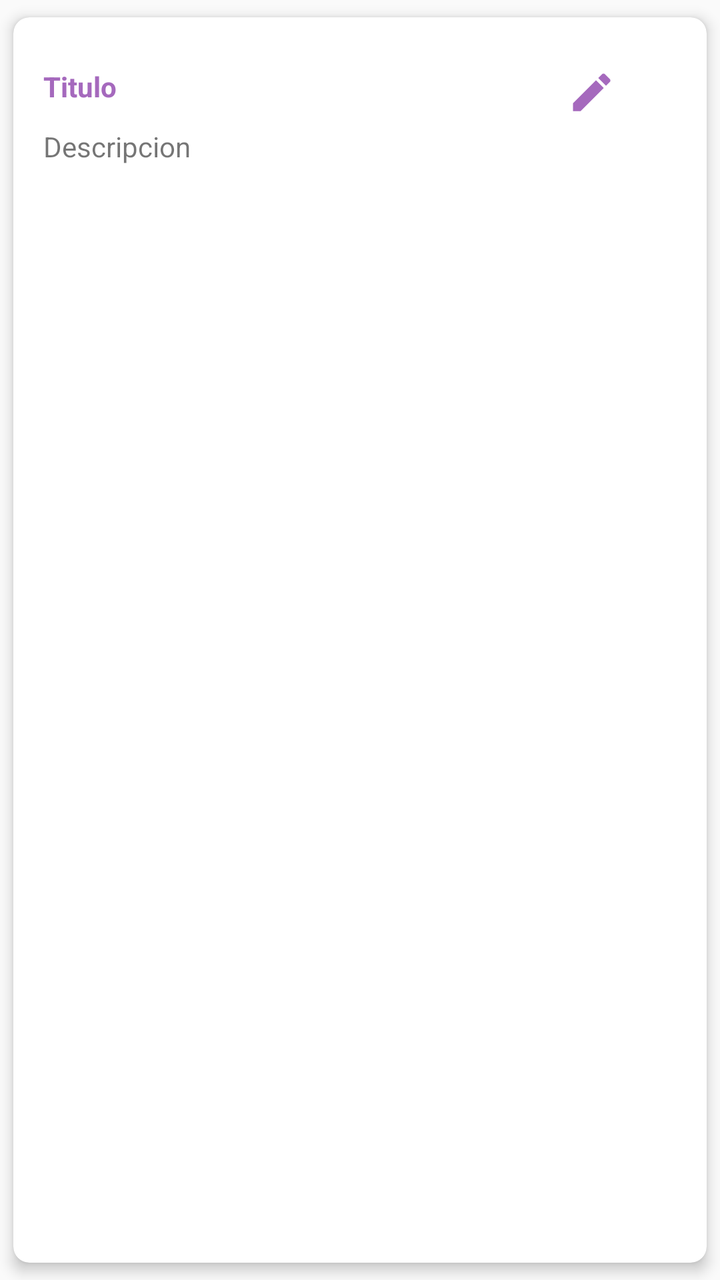
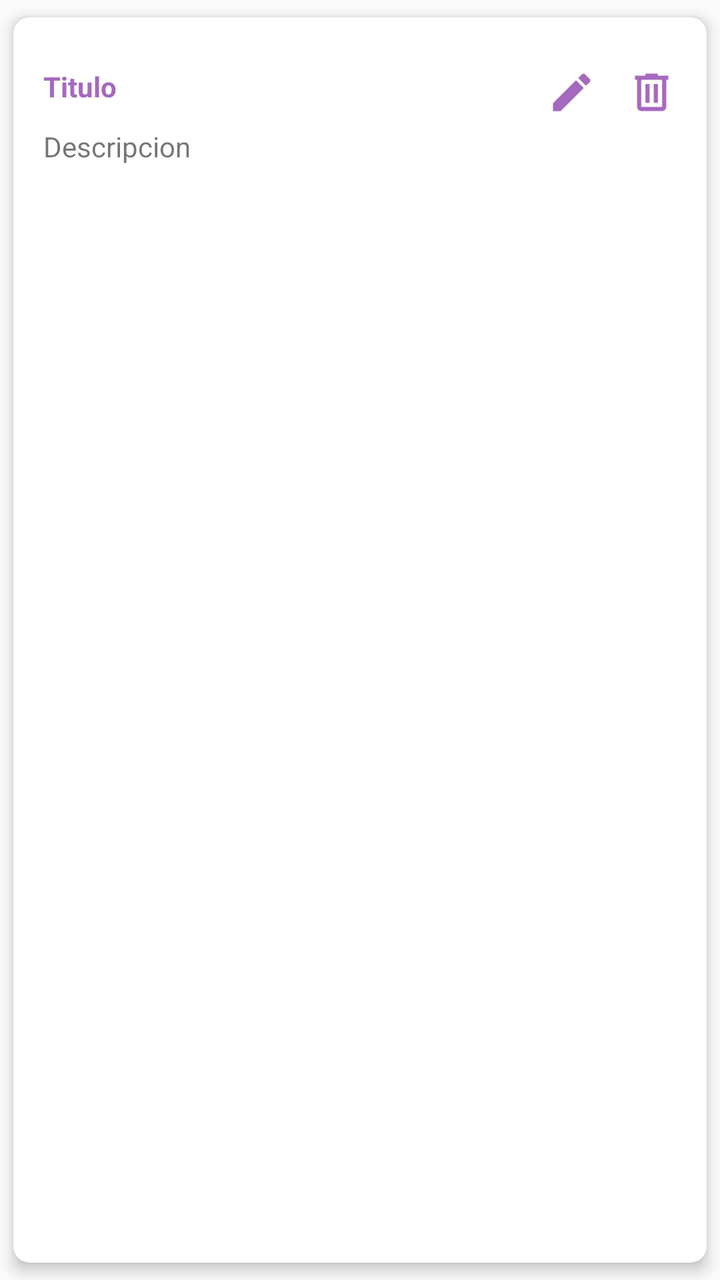

Two renders of the same Android screen: before a commit and after it. Below are the layout's source before the change and the commit's diff.
<!-- AndroidManifest.xml: application theme Theme.Nota_appSQlite -->
<!-- res/layout/item_nota.xml -->
<?xml version="1.0" encoding="utf-8"?>
<com.google.android.material.card.MaterialCardView xmlns:android="http://schemas.android.com/apk/res/android"
    android:layout_width="match_parent"
    android:layout_height="wrap_content"
    xmlns:app="http://schemas.android.com/apk/res-auto"
    app:cardCornerRadius="8dp"
    app:cardElevation="4dp"
    app:cardUseCompatPadding="true">

    <androidx.appcompat.widget.LinearLayoutCompat
        android:layout_width="match_parent"
        android:layout_height="wrap_content"
        android:orientation="vertical"
        android:padding="15dp">

    <RelativeLayout
        android:layout_width="match_parent"
        android:layout_height="wrap_content"
        android:orientation="horizontal"
        android:layout_marginTop="10dp">

    <TextView
        android:id="@+id/item_titulo"
        android:text="@string/item_titulo"
        android:textColor="@color/morado"
        android:textStyle="bold"
        android:layout_width="wrap_content"
        android:layout_height="wrap_content"/>

        <ImageView
            android:id="@+id/ivActualizar"
            android:layout_alignParentEnd="true"
            android:src="@drawable/ic_editar"
            android:layout_marginEnd="30dp"
            android:layout_width="25dp"
            android:layout_height="25dp"/>


    </RelativeLayout>

    <TextView
        android:id="@+id/item_descripcion"
        android:text="@string/item_descripcion"
        android:maxLines="3"
        android:layout_marginTop="5dp"
        android:layout_width="wrap_content"
        android:layout_height="wrap_content"/>

    </androidx.appcompat.widget.LinearLayoutCompat>


</com.google.android.material.card.MaterialCardView>
<!-- resources referenced by this layout -->
<resources>
  <color name="morado">#A569BD</color>
  <!-- drawable ic_editar (drawable) -->
  <vector xmlns:android="http://schemas.android.com/apk/res/android" android:height="24dp" android:tint="#A569BD" android:viewportHeight="24" android:viewportWidth="24" android:width="24dp">
        
      <path android:fillColor="@android:color/white" android:pathData="M3,17.25V21h3.75L17.81,9.94l-3.75,-3.75L3,17.25zM20.71,7.04c0.39,-0.39 0.39,-1.02 0,-1.41l-2.34,-2.34c-0.39,-0.39 -1.02,-0.39 -1.41,0l-1.83,1.83 3.75,3.75 1.83,-1.83z"/>
      
  </vector>
  <string name="item_descripcion">Descripcion</string>
  <string name="item_titulo">Titulo</string>
  <style name="Theme.Nota_appSQlite" parent="Theme.AppCompat.Light.NoActionBar">
          <item name="colorPrimary">@color/morado</item>
          <item name="colorPrimaryVariant">@color/morado</item>
          <item name="android:statusBarColor">@color/morado</item>
      </style>
</resources>

<!-- the commit's change to res/layout/item_nota.xml (unified diff, before → after) -->
@@ -27,11 +27,21 @@
         android:layout_width="wrap_content"
         android:layout_height="wrap_content"/>
 
+
+        
         <ImageView
             android:id="@+id/ivActualizar"
             android:layout_alignParentEnd="true"
             android:src="@drawable/ic_editar"
-            android:layout_marginEnd="30dp"
+            android:layout_marginEnd="40dp"
+            android:layout_width="25dp"
+            android:layout_height="25dp"/>
+
+        
+        <ImageView
+            android:id="@+id/ivEliminar"
+            android:layout_alignParentEnd="true"
+            android:src="@drawable/ic_eliminar"
             android:layout_width="25dp"
             android:layout_height="25dp"/>
 
<!-- resource entries referenced after the edit -->
@@ -5,6 +5,12 @@
   <vector xmlns:android="http://schemas.android.com/apk/res/android" android:height="24dp" android:tint="#A569BD" android:viewportHeight="24" android:viewportWidth="24" android:width="24dp">
         
       <path android:fillColor="@android:color/white" android:pathData="M3,17.25V21h3.75L17.81,9.94l-3.75,-3.75L3,17.25zM20.71,7.04c0.39,-0.39 0.39,-1.02 0,-1.41l-2.34,-2.34c-0.39,-0.39 -1.02,-0.39 -1.41,0l-1.83,1.83 3.75,3.75 1.83,-1.83z"/>
+      
+  </vector>
+  <!-- drawable ic_eliminar (drawable) -->
+  <vector xmlns:android="http://schemas.android.com/apk/res/android" android:height="24dp" android:tint="#A569BD" android:viewportHeight="960" android:viewportWidth="960" android:width="24dp">
+        
+      <path android:fillColor="@android:color/white" android:pathData="M280,840Q247,840 223.5,816.5Q200,793 200,760L200,240L160,240L160,160L360,160L360,120L600,120L600,160L800,160L800,240L760,240L760,760Q760,793 736.5,816.5Q713,840 680,840L280,840ZM680,240L280,240L280,760Q280,760 280,760Q280,760 280,760L680,760Q680,760 680,760Q680,760 680,760L680,240ZM360,680L440,680L440,320L360,320L360,680ZM520,680L600,680L600,320L520,320L520,680ZM280,240L280,240L280,760Q280,760 280,760Q280,760 280,760L280,760Q280,760 280,760Q280,760 280,760L280,240Z"/>
       
   </vector>
   <string name="item_descripcion">Descripcion</string>
